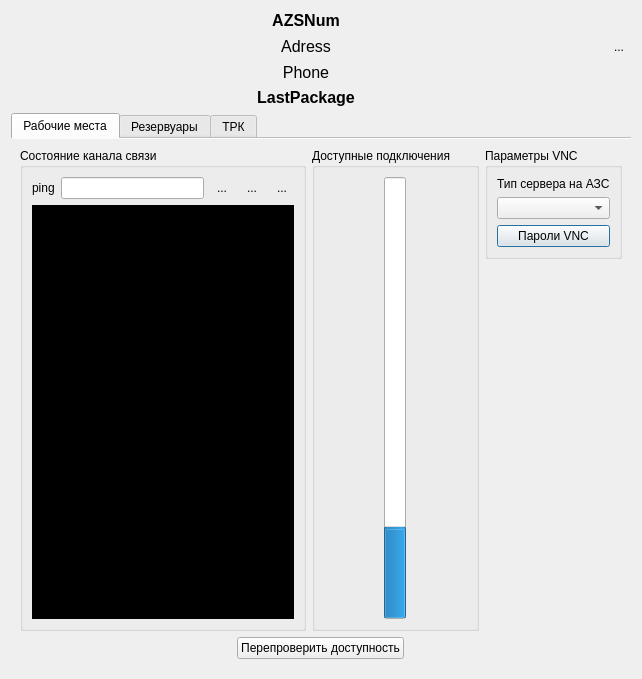
Above: Terminals/objectform.ui from rust3128/Gandalf before the change. Below: the same form after it.
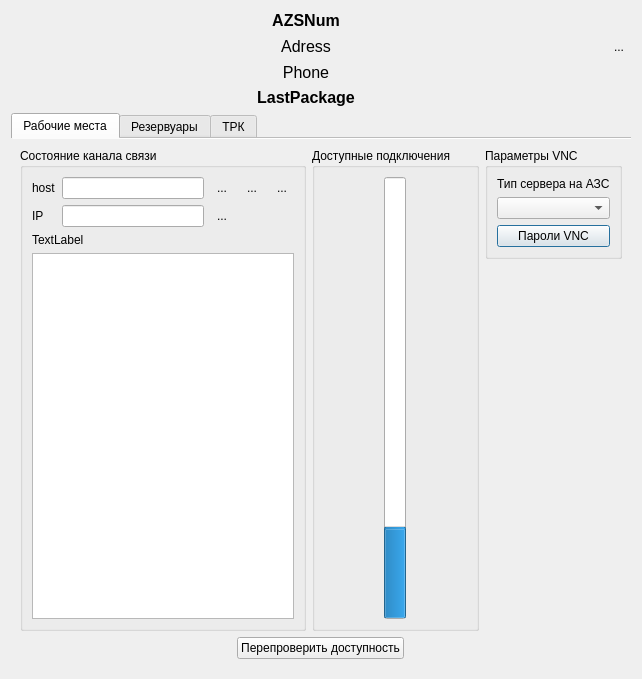
That is the form after the change. The open tabs and pages were chosen to show the change. Icons and pictures are not drawn.

```diff
--- a/Terminals/objectform.ui
+++ b/Terminals/objectform.ui
@@ -163,19 +163,36 @@
             <string>Состояние канала связи</string>
            </property>
            <layout class="QGridLayout" name="gridLayout">
-            <item row="1" column="0" colspan="5">
-             <widget class="QPlainTextEdit" name="plainTextEditPing">
-              <property name="font">
-               <font>
-                <pointsize>10</pointsize>
-               </font>
+            <item row="0" column="4">
+             <widget class="QToolButton" name="toolButtonClearPing">
+              <property name="toolTip">
+               <string>&lt;html&gt;&lt;head/&gt;&lt;body&gt;&lt;p&gt;Очистить окно Ping&lt;/p&gt;&lt;/body&gt;&lt;/html&gt;</string>
               </property>
-              <property name="styleSheet">
-               <string notr="true">background-color: rgb(0, 0, 0);
-color: rgb(0, 255, 0);</string>
+              <property name="text">
+               <string>...</string>
               </property>
-              <property name="placeholderText">
-               <string/>
+              <property name="icon">
+               <iconset resource="../resource.qrc">
+                <normaloff>:/Images/clear_icon.png</normaloff>:/Images/clear_icon.png</iconset>
+              </property>
+              <property name="iconSize">
+               <size>
+                <width>24</width>
+                <height>24</height>
+               </size>
+              </property>
+              <property name="autoRaise">
+               <bool>true</bool>
+              </property>
+             </widget>
+            </item>
+            <item row="0" column="1">
+             <widget class="QLineEdit" name="lineEditPingAdress"/>
+            </item>
+            <item row="1" column="0">
+             <widget class="QLabel" name="label_5">
+              <property name="text">
+               <string>IP</string>
               </property>
              </widget>
             </item>
@@ -202,10 +219,45 @@
               </property>
              </widget>
             </item>
+            <item row="3" column="0" colspan="5">
+             <widget class="QPlainTextEdit" name="plainTextEditPing">
+              <property name="font">
+               <font>
+                <pointsize>10</pointsize>
+               </font>
+              </property>
+              <property name="readOnly">
+               <bool>true</bool>
+              </property>
+              <property name="placeholderText">
+               <string/>
+              </property>
+             </widget>
+            </item>
             <item row="0" column="0">
              <widget class="QLabel" name="label_3">
               <property name="text">
-               <string>ping</string>
+               <string>host</string>
+              </property>
+             </widget>
+            </item>
+            <item row="1" column="2">
+             <widget class="QToolButton" name="toolButtonIPToClip">
+              <property name="text">
+               <string>...</string>
+              </property>
+              <property name="icon">
+               <iconset resource="../resource.qrc">
+                <normaloff>:/Images/clipboard_icon.png</normaloff>:/Images/clipboard_icon.png</iconset>
+              </property>
+              <property name="iconSize">
+               <size>
+                <width>24</width>
+                <height>24</height>
+               </size>
+              </property>
+              <property name="autoRaise">
+               <bool>true</bool>
               </property>
              </widget>
             </item>
@@ -232,31 +284,19 @@
               </property>
              </widget>
             </item>
-            <item row="0" column="4">
-             <widget class="QToolButton" name="toolButtonClearPing">
-              <property name="toolTip">
-               <string>&lt;html&gt;&lt;head/&gt;&lt;body&gt;&lt;p&gt;Очистить окно Ping&lt;/p&gt;&lt;/body&gt;&lt;/html&gt;</string>
-              </property>
-              <property name="text">
-               <string>...</string>
-              </property>
-              <property name="icon">
-               <iconset resource="../resource.qrc">
-                <normaloff>:/Images/clear_icon.png</normaloff>:/Images/clear_icon.png</iconset>
-              </property>
-              <property name="iconSize">
-               <size>
-                <width>24</width>
-                <height>24</height>
-               </size>
-              </property>
-              <property name="autoRaise">
+            <item row="1" column="1">
+             <widget class="QLineEdit" name="lineEditIP">
+              <property name="readOnly">
                <bool>true</bool>
               </property>
              </widget>
             </item>
-            <item row="0" column="1">
-             <widget class="QLineEdit" name="lineEditPingAdress"/>
+            <item row="2" column="0" colspan="5">
+             <widget class="QLabel" name="labelPingInfo">
+              <property name="text">
+               <string>TextLabel</string>
+              </property>
+             </widget>
             </item>
            </layout>
           </widget>
```
Left out of the diff: 48 changed lines with no effect on the pictures.
